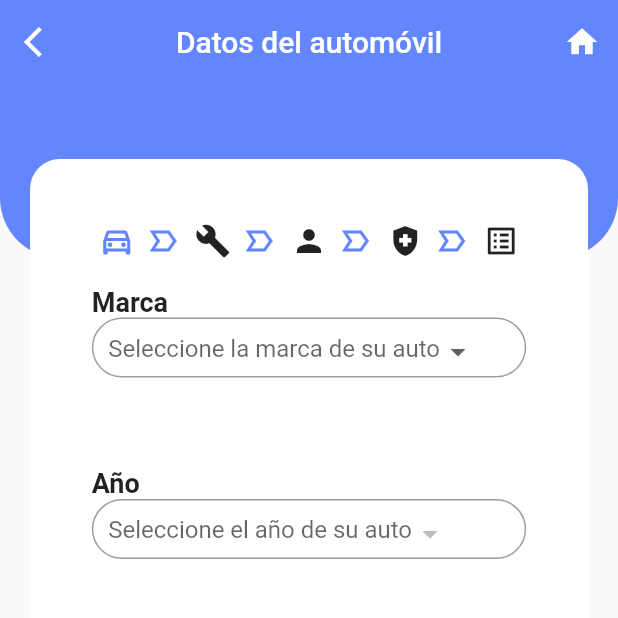
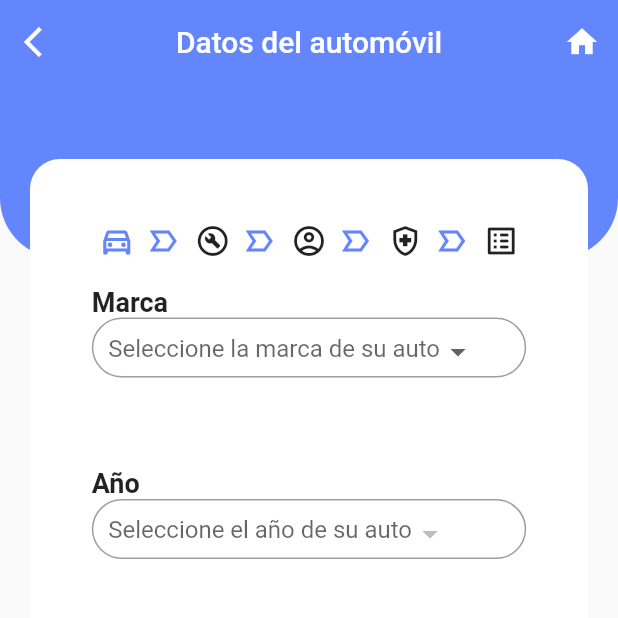
Before and after one commit to Sam200018/quotation, a Flutter app: the screen it shows after launch, after a tap on "Comenzar", on a phone screen of 412 x 824 dp, the top half of it. Run offline on Flutter 3.47's test engine with Material 2 defaults, Android fonts, the light colour scheme and no system bars; our stand-ins replace bloc, dio, equatable, flutter_bloc, go_router, sizer.

Commit message:
Actualizacion de stepper

```diff
--- a/lib/ui/utils/quotation_stepper.dart
+++ b/lib/ui/utils/quotation_stepper.dart
@@ -38,7 +38,7 @@ class QuotationStepper extends StatelessWidget {
                 mainAxisAlignment: MainAxisAlignment.spaceAround,
                 children: [
                   Icon(
-                    Icons.build,
+                    Icons.build_circle_outlined,
                     color: index - 1 >= step ? null : appBarColor,
                   ),
                   const SizedBox(
@@ -57,7 +57,7 @@ class QuotationStepper extends StatelessWidget {
                 mainAxisAlignment: MainAxisAlignment.spaceAround,
                 children: [
                   Icon(
-                    Icons.person,
+                    Icons.account_circle_outlined,
                     color: index - 1 >= step ? null : appBarColor,
                   ),
                   const SizedBox(
@@ -75,7 +75,7 @@ class QuotationStepper extends StatelessWidget {
               return Row(
                 children: [
                   Icon(
-                    Icons.health_and_safety,
+                    Icons.health_and_safety_outlined,
                     color: index - 1 >= step ? null : appBarColor,
                   ),
                   const SizedBox(
@@ -94,7 +94,7 @@ class QuotationStepper extends StatelessWidget {
                 mainAxisAlignment: MainAxisAlignment.spaceAround,
                 children: [
                   Icon(
-                    Icons.list_alt,
+                    Icons.list_alt_rounded,
                     color: index - 1 >= step ? null : appBarColor,
                   ),
                 ],
```
